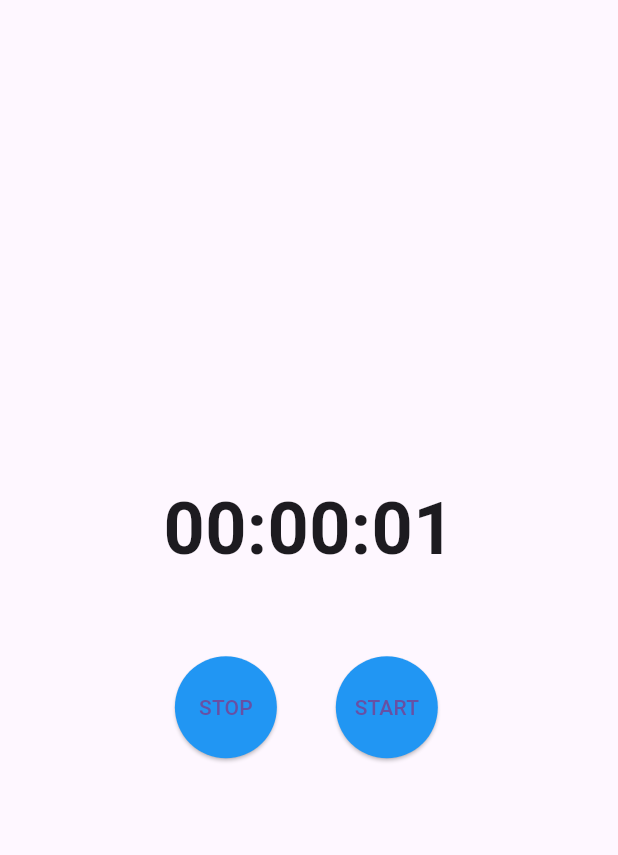
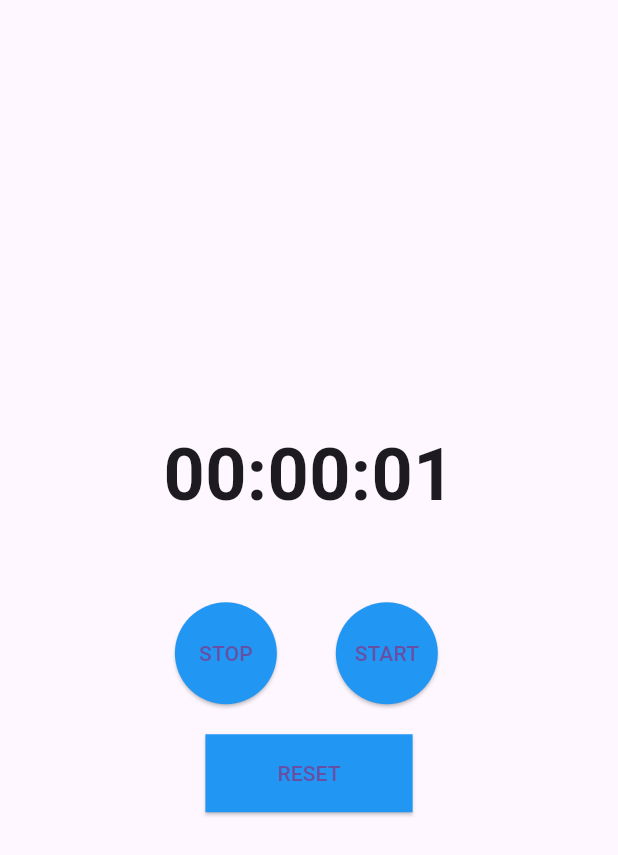
Before and after one commit to bigbenbigben/soloud_app, a Flutter app: the screen it shows after launch, after a tap on "START", on a phone screen of 412 x 824 dp. Shown: the top 855 px of the screen. Run offline on Flutter 3.47's test engine with Material 3 defaults, Android fonts, the phone set to English and light mode, and no system bars.

Commit message:
リセットボタン追加

```diff
--- a/lib/main.dart
+++ b/lib/main.dart
@@ -28,7 +28,10 @@
   void _startTimer() {
     if (_isRunning) return;
 
-    _isRunning = true;
+    setState(() {
+      _isRunning = true;
+    });
+
     _timer = Timer.periodic(Duration(seconds: 1), (timer) {
       setState(() {
         _seconds++;
@@ -39,8 +42,17 @@
   void _stopTimer() {
     if (_isRunning) {
       _timer.cancel();
-      _isRunning = false;
+      setState(() {
+        _isRunning = false;
+      });
     }
+  }
+
+  void _resetTimer() {
+    _stopTimer(); // 停止してからリセット
+    setState(() {
+      _seconds = 0; // 秒数をリセット
+    });
   }
 
   String _formatTime(int seconds) {
@@ -86,6 +98,16 @@
                 ),
               ],
             ),
+            SizedBox(height: 20), // STOPとSTARTの間にスペースを追加
+            ElevatedButton(
+              onPressed: _resetTimer,
+              child: Text('RESET'),
+              style: ElevatedButton.styleFrom(
+                shape: RoundedRectangleBorder(),
+                padding: EdgeInsets.symmetric(horizontal: 48, vertical: 16), // 長方形のサイズを設定
+                backgroundColor: Colors.blue,
+              ),
+            ),
           ],
         ),
       ),
```
